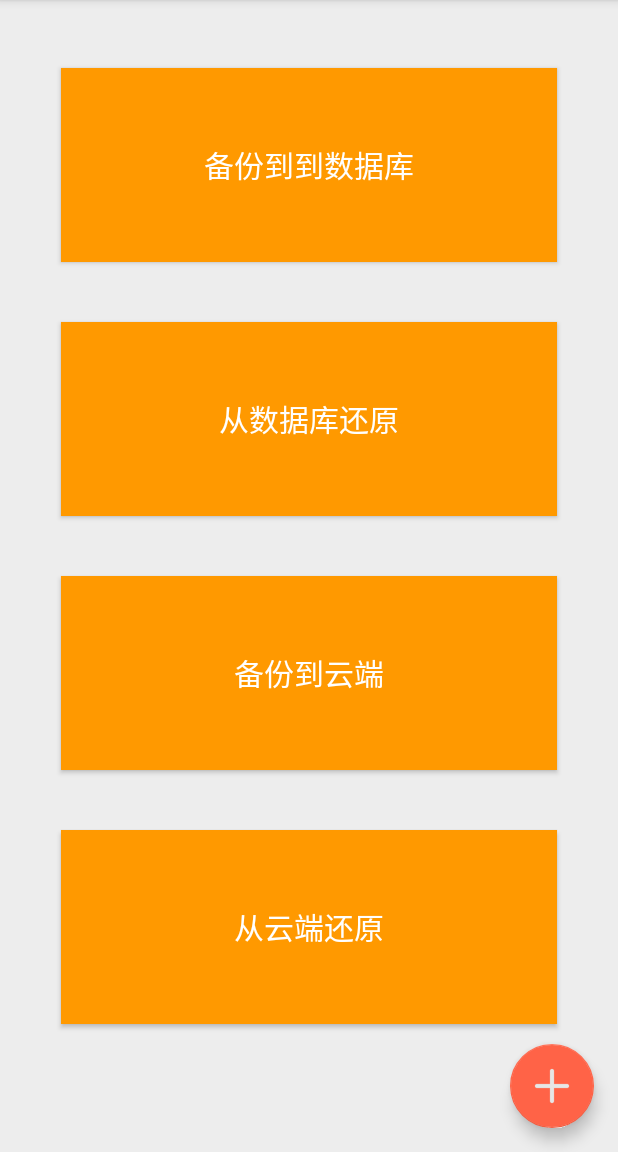
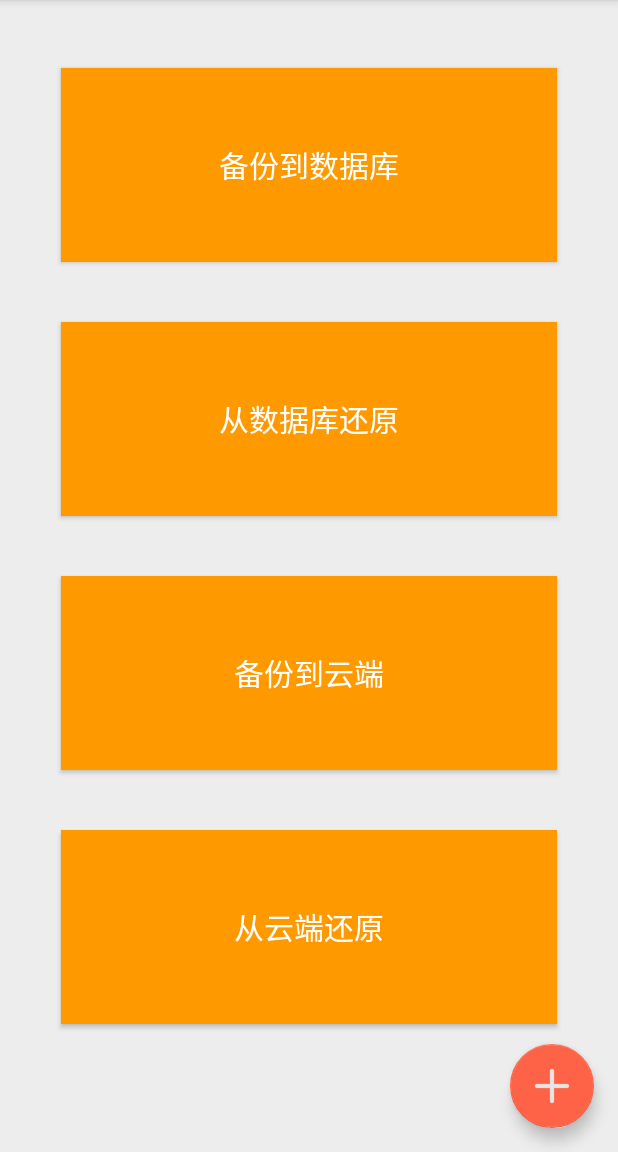
Before and after one commit to iwxyi/Poorrow, an Android app: the screen it shows after launch (MainActivity), in the side drawer, after a tap on "导入导出", on a phone screen of 412 x 824 dp, the part 84-1236 px from its top. Run offline under Robolectric (Android 15) with nearby library versions, the phone set to English and light mode, and no system bars; libraries missing offline, so code that uses them is left out: net.steamcrafted.lineartimepicker.

Commit message:
修复备份到数据库的问题（传说中的忘记写where条件……）

```diff
--- a/app/src/main/java/com/iwxyi/ExportFragment.java
+++ b/app/src/main/java/com/iwxyi/ExportFragment.java
@@ -139,7 +139,7 @@ public class ExportFragment extends Fragment implements View.OnClickListener {
         switch (v.getId()) {
             case R.id.btn_toSql:
                 backupToSql();
-                Toast.makeText(getContext(), "备份到数据库成功", Toast.LENGTH_SHORT).show();
+                Toast.makeText(getContext(), "备份到数据库成功\n可使用钛备份等工具统一保存", Toast.LENGTH_SHORT).show();
                 break;
             case R.id.btn_fromSql:
                 resotreFromSql();
--- a/app/src/main/java/com/iwxyi/Utils/SqlUtil.java
+++ b/app/src/main/java/com/iwxyi/Utils/SqlUtil.java
@@ -38,7 +38,7 @@ public class SqlUtil {
         String s = FileUtil.readTextVals(field + ".txt");
         Log.i("==== backup to sql:" + field, s);
         s = java.net.URLEncoder.encode(s);
-        db.execSQL("UPDATE poorrow set content = '" + s + "'");
+        db.execSQL("UPDATE poorrow set content = '" + s + "' where field = '" + field + "'");
     }
 
     public static void restoreFromSql() {
--- a/app/src/main/res/layout/fragment_export.xml
+++ b/app/src/main/res/layout/fragment_export.xml
@@ -19,7 +19,7 @@
 
         <Button
             android:id="@+id/btn_toSql"
-            android:text="备份到到数据库"
+            android:text="备份到数据库"
             android:layout_width="match_parent"
             android:layout_height="0dp"
             android:layout_weight="1"
```
